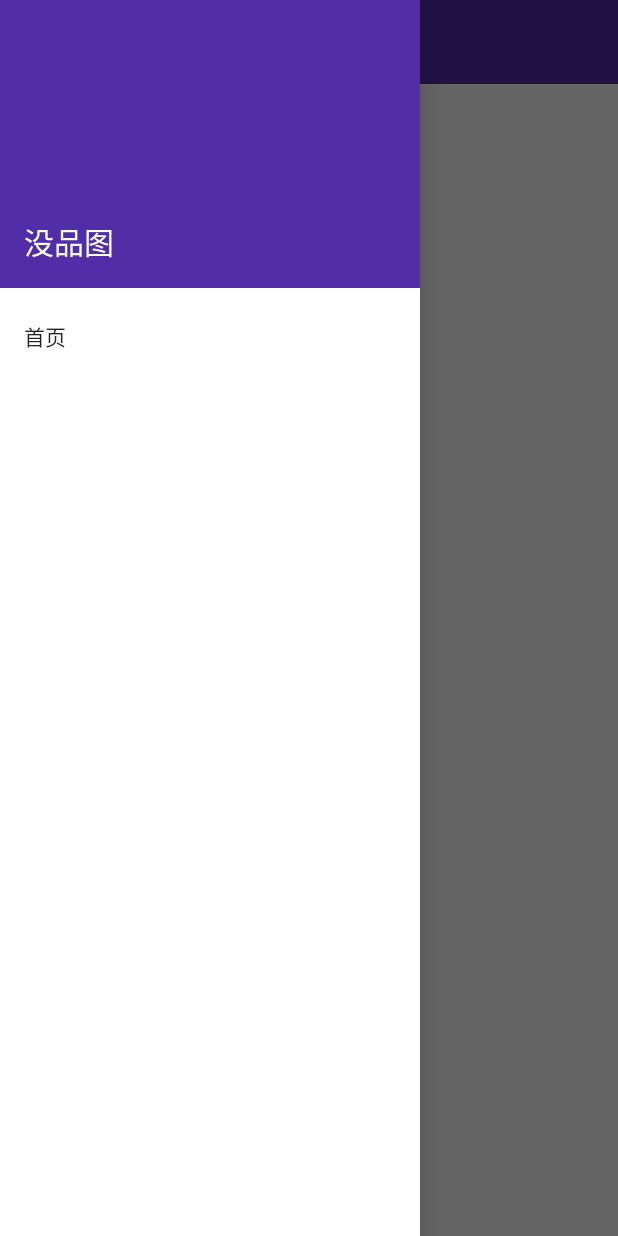
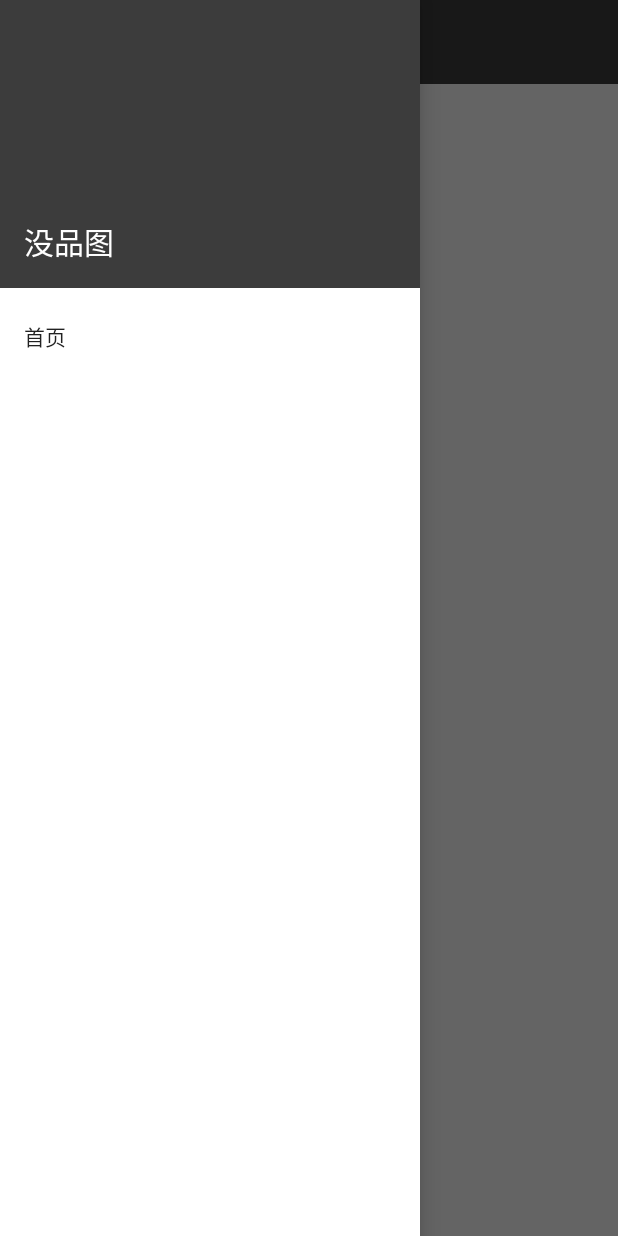
Before and after one commit to halimacc/Meipintu, an Android app: the screen it shows after launch (MainActivity), with the side drawer open, on a phone screen of 412 x 824 dp. Run offline under Robolectric (Android 15) with nearby library versions, the phone set to English and light mode, and no system bars; libraries missing offline, so code that uses them is left out: com.facebook.drawee, com.squareup.okhttp, rx.android.schedulers, rx.schedulers; pictures from the network do not load; 4 statements that could not run were skipped.

Commit message:
add launcher icon; change primary color

```diff
--- a/meipintu/src/main/AndroidManifest.xml
+++ b/meipintu/src/main/AndroidManifest.xml
@@ -13,7 +13,7 @@
         android:theme="@style/AppTheme" >\
         <activity
             android:name=".ui.MainActivity"
-            android:label="@string/title_activity_main" >
+            android:label="@string/app_name" >
             <intent-filter>
                 <action android:name="android.intent.action.MAIN" />
 
--- a/meipintu/src/main/java/me/chong/meipintu/ui/MainActivity.java
+++ b/meipintu/src/main/java/me/chong/meipintu/ui/MainActivity.java
@@ -48,6 +48,7 @@ public class MainActivity extends AppCompatActivity {
 
         // Set the menu icon instead of the launcher icon.
         final ActionBar ab = getSupportActionBar();
+        ab.setTitle(getString(R.string.title_activity_main));
         ab.setHomeAsUpIndicator(R.drawable.ic_menu_white_36dp);
         ab.setDisplayHomeAsUpEnabled(true);
     }
--- /dev/null
+++ b/meipintu/src/main/res/values/colors.xml
@@ -0,0 +1,4 @@
+<?xml version="1.0" encoding="utf-8"?>
+<resources>
+    <color name="primary_gray">#3c3c3c</color>
+</resources>
--- a/meipintu/src/main/res/values/styles.xml
+++ b/meipintu/src/main/res/values/styles.xml
@@ -1,8 +1,8 @@
 <resources>
 
     <style name="AppTheme" parent="Theme.AppCompat.Light.NoActionBar">
-        <item name="colorPrimary">#673AB7</item>
-        <item name="colorPrimaryDark">#512DA8</item>
+        <item name="colorPrimary">@color/primary_gray</item>
+        <item name="colorPrimaryDark">@color/primary_gray</item>
         <item name="colorAccent">#FF4081</item>
 
         <item name="android:windowTranslucentStatus">true</item>
```
Also changed, not shown: meipintu/src/main/res/mipmap-hdpi/ic_launcher.png (deleted), meipintu/src/main/res/mipmap-mdpi/ic_launcher.png (deleted), meipintu/src/main/res/mipmap-xhdpi/ic_launcher.png (deleted), meipintu/src/main/res/mipmap-xxhdpi/ic_launcher.png (deleted), meipintu/src/main/res/mipmap-xxxhdpi/ic_launcher.png (added).
